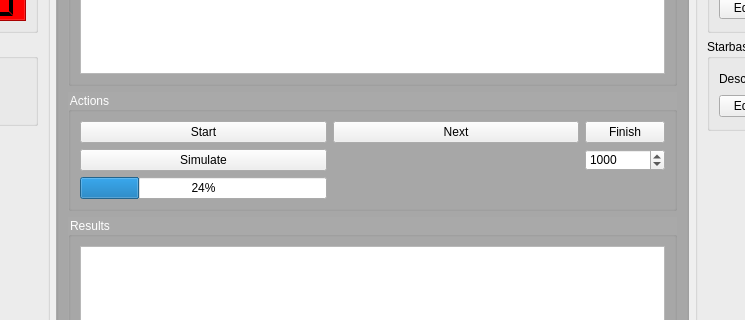
First picture: the form in EclipseSimulator/EclipseSimulatorMainWindow.ui, repository danielcwhite/eclipse-simulator, before the edit; both pictures show x 183 to 928 and y 293 to 613 of the 1111 by 805 pixel window.
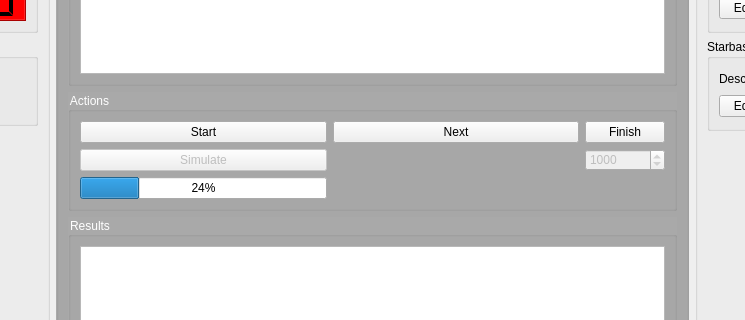
Second picture: the form after the edit.

```diff
--- a/EclipseSimulator/EclipseSimulatorMainWindow.ui
+++ b/EclipseSimulator/EclipseSimulatorMainWindow.ui
@@ -334,6 +334,9 @@
           </item>
           <item row="1" column="2">
            <widget class="QSpinBox" name="numTrialsSpinBox_">
+            <property name="enabled">
+             <bool>false</bool>
+            </property>
             <property name="minimum">
              <number>1</number>
             </property>
@@ -350,6 +353,9 @@
           </item>
           <item row="1" column="0">
            <widget class="QPushButton" name="runSimulationPushButton_">
+            <property name="enabled">
+             <bool>false</bool>
+            </property>
             <property name="text">
              <string>Simulate</string>
             </property>
```
